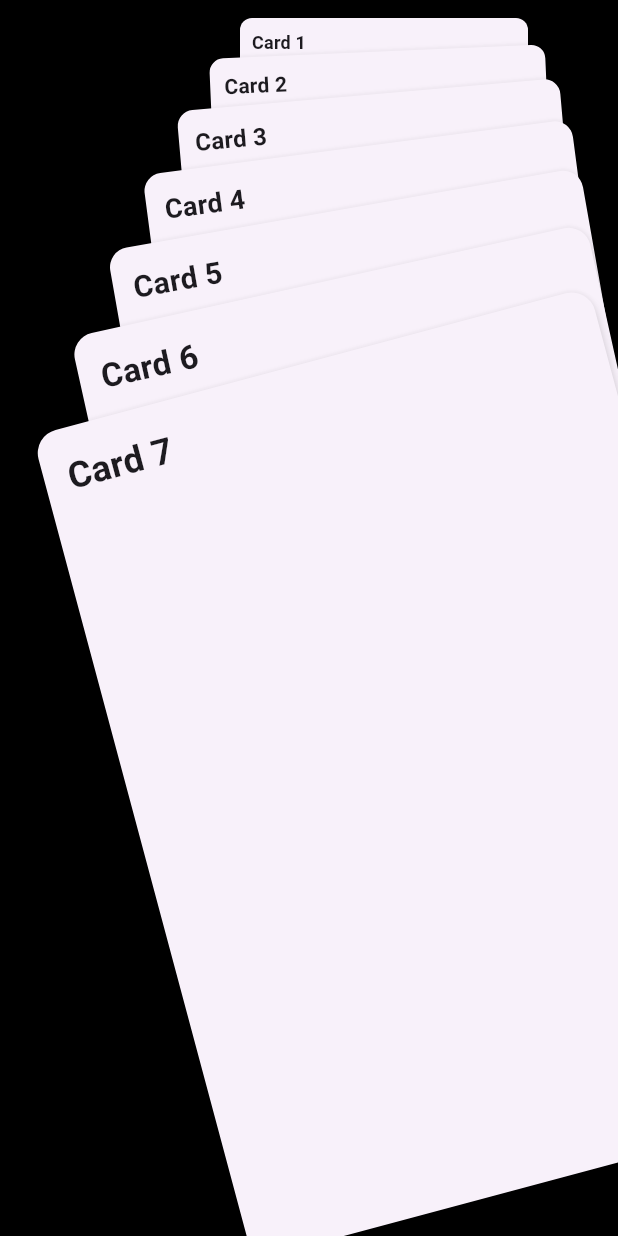
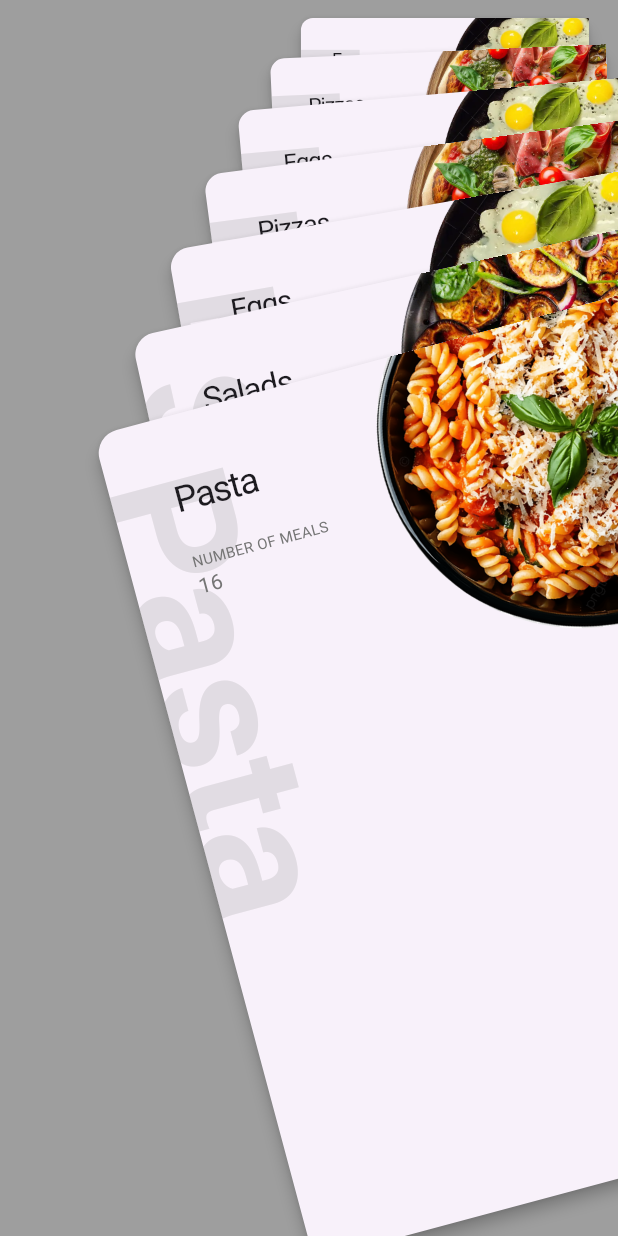
Before and after one commit to paolojoaquinp/restaurant_menu_app, a Flutter app: the screen it shows after launch, on a phone screen of 412 x 824 dp. Run offline on Flutter 3.47's test engine with Material 3 defaults, Android fonts, the phone set to English and light mode, and no system bars.

Commit message:
feat: assets food model and fake data for stacked list view

```diff
--- /dev/null
+++ b/lib/features/home_screen/domain/entities/food_menu.dart
@@ -0,0 +1,111 @@
+class MealFood {
+  const MealFood({
+    required this.index,
+    required this.name,
+    required this.image,
+  });
+
+  final String index;
+  final String name;
+  final String image;
+}
+
+class FoodMenu {
+  const FoodMenu({
+    required this.name,
+    required this.descrition,
+    required this.image,
+    required this.category,
+    required this.cantMeals,
+    this.mealFoods,
+  });
+
+  final String name;
+  final String descrition;
+  final String image;
+  final String category;
+  final int cantMeals;
+  final List<MealFood>? mealFoods;
+
+  static final List<FoodMenu> fakeFoodMenuValues = [
+    const FoodMenu(
+      name: 'Pizzas',
+      descrition: 'descrition 0',
+      image: 'assets/pizza.png',
+      category: 'pizzas',
+      cantMeals: 28,
+    ),
+    const FoodMenu(
+      name: 'Eggs',
+      descrition: 'descrition 0',
+      image: 'assets/eggs.png',
+      category: 'eggs',
+      cantMeals: 20,
+    ),
+    const FoodMenu(
+      name: 'Pizzas',
+      descrition: 'descrition 0',
+      image: 'assets/pizza.png',
+      category: 'pizzas',
+      cantMeals: 28,
+    ),
+    const FoodMenu(
+      name: 'Eggs',
+      descrition: 'descrition 0',
+      image: 'assets/eggs.png',
+      category: 'eggs',
+      cantMeals: 20,
+    ),
+    const FoodMenu(
+      name: 'Pizzas',
+      descrition: 'descrition 0',
+      image: 'assets/pizza.png',
+      category: 'pizzas',
+      cantMeals: 28,
+    ),
+    const FoodMenu(
+      name: 'Eggs',
+      descrition: 'descrition 0',
+      image: 'assets/eggs.png',
+      category: 'eggs',
+      cantMeals: 20,
+    ),
+    /* BEGIN */
+    const FoodMenu(
+      name: 'Salads',
+      descrition: 'descrition 0',
+      image: 'assets/salads.png',
+      category: 'salads',
+      cantMeals: 48,
+    ),
+    FoodMenu(
+      name: 'Pasta',
+      descrition: 'descrition 0',
+      image: 'assets/pasta-0.png',
+      category: 'pasta',
+      cantMeals: 16,
+      mealFoods: List.generate(
+        3,
+        (index) => MealFood(
+          index: '$index',
+          name: 'Spaghetti fusilli',
+          image: 'assets/pasta-$index.png',
+        ),
+      ),
+    ),
+    const FoodMenu(
+      name: 'Pizzas',
+      descrition: 'descrition 0',
+      image: 'assets/pizza.png',
+      category: 'pizzas',
+      cantMeals: 28,
+    ),
+    const FoodMenu(
+      name: 'Eggs',
+      descrition: 'descrition 0',
+      image: 'assets/eggs.png',
+      category: 'eggs',
+      cantMeals: 20,
+    ),
+  ];
+}
--- a/lib/features/home_screen/presenter/home_screen.dart
+++ b/lib/features/home_screen/presenter/home_screen.dart
@@ -2,13 +2,17 @@ import 'dart:math';
 import 'dart:ui';
 
 import 'package:flutter/material.dart';
+import 'package:restaurant_menu_app/features/home_screen/domain/entities/food_menu.dart';
 import 'package:restaurant_menu_app/features/home_screen/presenter/widgets/card_test.dart';
 
 class HomeScreen extends StatelessWidget {
+  const HomeScreen({super.key});
+
   @override
   Widget build(BuildContext context) {
     return Scaffold(
-      backgroundColor: Colors.black,
+
+      backgroundColor: Colors.grey,
       body: PerspectiveListView(
         visualizedItems: 7,
         itemExtent: MediaQuery.sizeOf(context).height * .7,
@@ -16,9 +20,10 @@ class HomeScreen extends StatelessWidget {
         backItemsShadowColor: Theme.of(context).scaffoldBackgroundColor,
         padding: const EdgeInsets.all(10),
         onTapFrontItem: (value) {},
-        children: List.generate(20, (index) {
-          final borderColor = Colors.accents[index % Colors.accents.length];
-          return CardTest(index: index);
+        children: List.generate(FoodMenu.fakeFoodMenuValues.length, (index) {
+          // final borderColor = Colors.accents[index % Colors.accents.length];
+          final elem = FoodMenu.fakeFoodMenuValues[index];
+          return CardTest(index: index,foodMenu: elem,);
         }),
       ),
     );
@@ -87,7 +92,10 @@ class PerspectiveListViewState extends State<PerspectiveListView> {
   @override
   Widget build(BuildContext context) {
     return Transform.translate(
-      offset: Offset(50, 0.0),
+      offset: Offset(
+        MediaQuery.sizeOf(context).width * 0.22,
+        0.0,
+      ),
       child: LayoutBuilder(
         builder: (context, constraints) {
           final height = constraints.maxHeight;
@@ -205,11 +213,11 @@ class _PerspectiveItems extends StatelessWidget {
                       endScale: lerpDouble(0.5, 1, index / generatedItems),
                       translateX: (-50.0) * (index + 1) / generatedItems, // Nuevo
                       endTranslateX: (-50.0) * (index / generatedItems), // Nuevo
-                      rotateZStart: (-pi / 12) * (index! + 1) / generatedItems, // Nuevo
+                      rotateZStart: (-pi / 12) * (index + 1) / generatedItems, // Nuevo
                       rotateZEnd: (-pi / 12) * (index) / generatedItems,
                       currentIndex: index,
+                      opacity: 1.0,
                       child: children[currentIndex! - (((generatedItems - 2) - index) + 1)],
-                      opacity: 1.0,
                     )
                   : const SizedBox(),
             //---------------------------------
@@ -272,7 +280,6 @@ class _TransformedItem extends StatelessWidget {
 
   @override
   Widget build(BuildContext context) {
-    print("Current: $currentIndex");
     return Transform(
       alignment: Alignment.topCenter,
       transform: Matrix4.identity()
--- a/lib/features/home_screen/presenter/widgets/card_test.dart
+++ b/lib/features/home_screen/presenter/widgets/card_test.dart
@@ -1,12 +1,17 @@
+import 'dart:math';
+
 import 'package:flutter/material.dart';
+import 'package:restaurant_menu_app/features/home_screen/domain/entities/food_menu.dart';
 
 class CardTest extends StatelessWidget {
   const CardTest({
     super.key,
     required this.index,
+    this.foodMenu,
   });
 
   final int index;
+  final FoodMenu? foodMenu;
 
   @override
   Widget build(BuildContext context) {
@@ -19,15 +24,66 @@ class CardTest extends StatelessWidget {
           shape: RoundedRectangleBorder(
             borderRadius: BorderRadius.circular(16.0),
           ),
-          child: Padding(
-            padding: EdgeInsets.all(16.0),
-            child: Text(
-              'Card $index',
-              style: TextStyle(
-                fontSize: 24.0,
-                fontWeight: FontWeight.bold,
+          child: Stack(
+            fit: StackFit.expand,
+            children: [
+              Positioned(
+                top: 35,
+                left: -50.0,
+                child: RotatedBox(
+                  quarterTurns: 1,
+                  child: Text(
+                    foodMenu!.name,
+                    style: TextStyle(
+                        color: Colors.grey.withOpacity(0.25),
+                        fontSize: 118.0,
+                        fontWeight: FontWeight.bold),
+                  ),
+                ),
               ),
-            ),
+              Positioned(
+                right: -85.0,
+                top: -70.0,
+                child: Image.asset(
+                  foodMenu!.image ?? 'https://picsum.photos/250?image=9',
+                  height: 300,
+                  width: 300,
+                  fit: BoxFit.cover,
+                ),
+              ),
+              Positioned.fill(
+                child: Padding(
+                  padding: const EdgeInsets.all(42.0),
+                  child: Column(
+                    crossAxisAlignment: CrossAxisAlignment.start,
+                    children: [
+                      Text(
+                        foodMenu!.name,
+                        style: TextStyle(
+                          fontSize: 24.0,
+                          letterSpacing: -1.0,
+                          height: 0.0,
+                        ),
+                      ),
+                      SizedBox(height: 21,),
+                      Text(
+                        'NUMBER OF MEALS',
+                        style: TextStyle(
+                          fontSize: 10.0,
+                          color: Colors.grey.shade600,
+                        ),
+                      ),
+                      Text(
+                        foodMenu!.cantMeals.toString(),
+                        style: TextStyle(
+                          color: Colors.grey.shade600,
+                        ),
+                      ),
+                    ],
+                  ),
+                ),
+              ),
+            ],
           ),
         ),
       ),
--- a/pubspec.yaml
+++ b/pubspec.yaml
@@ -61,8 +61,8 @@ flutter:
   uses-material-design: true
 
   # To add assets to your application, add an assets section, like this:
-  # assets:
-  #   - images/a_dot_burr.jpeg
+  assets:
+    - assets/
   #   - images/a_dot_ham.jpeg
 
   # An image asset can refer to one or more resolution-specific "variants", see
```
Also changed, not shown: assets/eggs.png (added), assets/pasta-0.png (added), assets/pasta-1.png (added), assets/pasta-2.png (added), assets/pizza.png (added), assets/salads.png (added).
